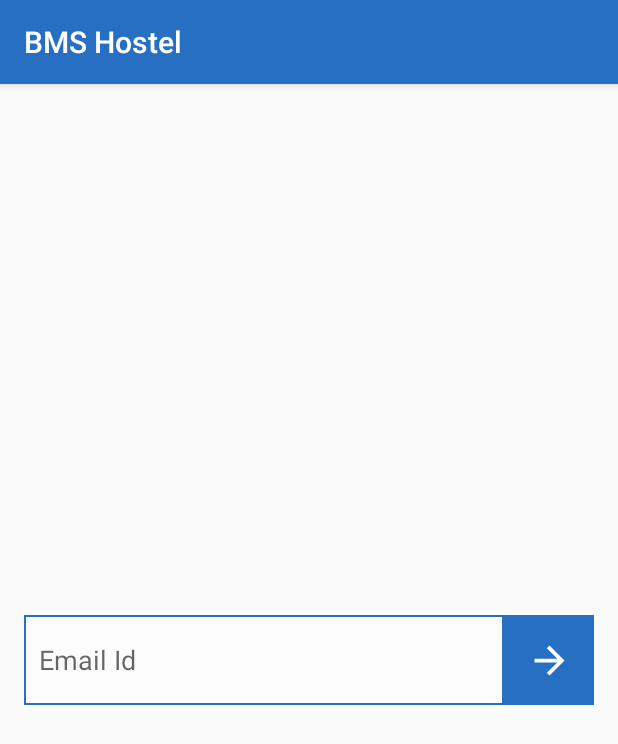
After one commit to poorneshv15/BMSHostel, an Android app: the Signup_ResetpassActivity screen opened directly, with no data from a screen before it, on a phone screen of 412 x 824 dp. The commit adds this screen. Shown: the top 744 px of the screen. Run offline under Robolectric (Android 15) with nearby library versions, the phone set to English and light mode, and no system bars.

Commit message:
signup_reset_layout done

```diff
--- a/app/src/main/java/com/psps/projects/bmshostel/MainActivity.java
+++ b/app/src/main/java/com/psps/projects/bmshostel/MainActivity.java
@@ -24,4 +24,7 @@ public class MainActivity extends AppCompatActivity {
     public void signIn(View v){
         startActivity(new Intent(MainActivity.this,WardenHomeActivity.class));
     }
+    public void signUp(View v){
+        startActivity(new Intent(MainActivity.this,Signup_ResetpassActivity.class));
+    }
 }
--- /dev/null
+++ b/app/src/main/java/com/psps/projects/bmshostel/Signup_ResetpassActivity.java
@@ -0,0 +1,13 @@
+package com.psps.projects.bmshostel;
+
+import android.support.v7.app.AppCompatActivity;
+import android.os.Bundle;
+
+public class Signup_ResetpassActivity extends AppCompatActivity {
+
+    @Override
+    protected void onCreate(Bundle savedInstanceState) {
+        super.onCreate(savedInstanceState);
+        setContentView(R.layout.activity_signup__resetpass);
+    }
+}
--- /dev/null
+++ b/app/src/main/res/drawable/ic_arrow_forward_black_24dp.xml
@@ -0,0 +1,9 @@
+<vector xmlns:android="http://schemas.android.com/apk/res/android"
+        android:width="30dp"
+        android:height="30dp"
+        android:viewportWidth="24.0"
+        android:viewportHeight="24.0">
+    <path
+        android:fillColor="#ffffff"
+        android:pathData="M12,4l-1.41,1.41L16.17,11H4v2h12.17l-5.58,5.59L12,20l8,-8z"/>
+</vector>
--- /dev/null
+++ b/app/src/main/res/drawable/rectangle_border.xml
@@ -0,0 +1,14 @@
+<?xml version="1.0" encoding="utf-8"?>
+<shape
+    xmlns:android="http://schemas.android.com/apk/res/android"
+    android:shape="rectangle">
+
+    <corners
+        android:radius="0dp"
+        />
+    <solid android:color="#fcfcfc"
+        />
+    <stroke
+        android:width="1dip"
+        android:color="@color/colorPrimary" />
+</shape>
--- a/app/src/main/res/layout/activity_login.xml
+++ b/app/src/main/res/layout/activity_login.xml
@@ -84,6 +84,7 @@
                     android:text="@string/no_account"
                     android:textColor="@color/white1"
                     android:gravity="center"
+                    android:onClick="signUp"
                     android:layout_marginBottom="@dimen/activity_vertical_margin"/>
 
         </LinearLayout>
--- /dev/null
+++ b/app/src/main/res/layout/activity_signup__resetpass.xml
@@ -0,0 +1,33 @@
+<?xml version="1.0" encoding="utf-8"?>
+<android.support.design.widget.CoordinatorLayout xmlns:android="http://schemas.android.com/apk/res/android"
+    xmlns:app="http://schemas.android.com/apk/res-auto"
+    xmlns:tools="http://schemas.android.com/tools"
+    android:layout_width="match_parent"
+    android:layout_height="match_parent"
+    android:fitsSystemWindows="true"
+    tools:context="com.psps.projects.bmshostel.Signup_ResetpassActivity">
+<LinearLayout
+    android:id="@+id/activity_signup__resetpass"
+    android:layout_width="match_parent"
+    android:layout_height="match_parent"
+    android:padding="@dimen/activity_horizontal_margin"
+    tools:context="com.psps.projects.bmshostel.Signup_ResetpassActivity">
+
+    <android.support.design.widget.TextInputEditText
+        android:layout_width="0dp"
+        android:id="@+id/emailInput"
+        android:layout_gravity="center_vertical"
+        android:hint="@string/emailInput"
+        android:paddingLeft="10dp"
+        android:layout_weight="1"
+        android:background="@drawable/rectangle_border"
+        android:layout_height="@dimen/editTextHeight" />
+    <android.support.design.widget.CheckableImageButton
+        android:layout_width="@dimen/editTextHeight"
+        android:layout_gravity="center_vertical"
+        android:background="@color/colorPrimary"
+        android:src="@drawable/ic_arrow_forward_black_24dp"
+        android:layout_height="@dimen/editTextHeight" />
+
+</LinearLayout>
+</android.support.design.widget.CoordinatorLayout>
--- a/app/src/main/res/values/colors.xml
+++ b/app/src/main/res/values/colors.xml
@@ -1,7 +1,7 @@
 <?xml version="1.0" encoding="utf-8"?>
 <resources>
     <color name="colorPrimary">#276fc3</color>
-    <color name="colorPrimaryDark">#0D59BA</color>
+    <color name="colorPrimaryDark">#0d59ba</color>
     <color name="colorAccent">#FF4081</color>
     <color name="white1">#f5f5f5</color>
     <color name="white2">#c6dcd5d5</color>
--- a/app/src/main/res/values/strings.xml
+++ b/app/src/main/res/values/strings.xml
@@ -51,6 +51,4 @@
     <string name="roomNo">Room No :%4d</string>
 
 
-
-
 </resources>
--- a/app/src/main/res/values/styles.xml
+++ b/app/src/main/res/values/styles.xml
@@ -96,4 +96,10 @@
         <item name="colorPrimaryDark">#00000000</item>
     </style>
 
+    <style name="MyTheme" parent="AppTheme" />
+
+    <style name="MyThemeDayNightNoActionBar" parent="Theme.AppCompat.DayNight.NoActionBar" >
+        <item name="colorPrimaryDark">@color/colorPrimaryDark</item>
+    </style>
+
 </resources>
```
Also changed, not shown: app/src/main/AndroidManifest.xml (+7 -6 lines), app/src/main/res/drawable/square_filled.xml (added, +10 -0 lines). Lines whose indentation alone changed are shown as unchanged.
